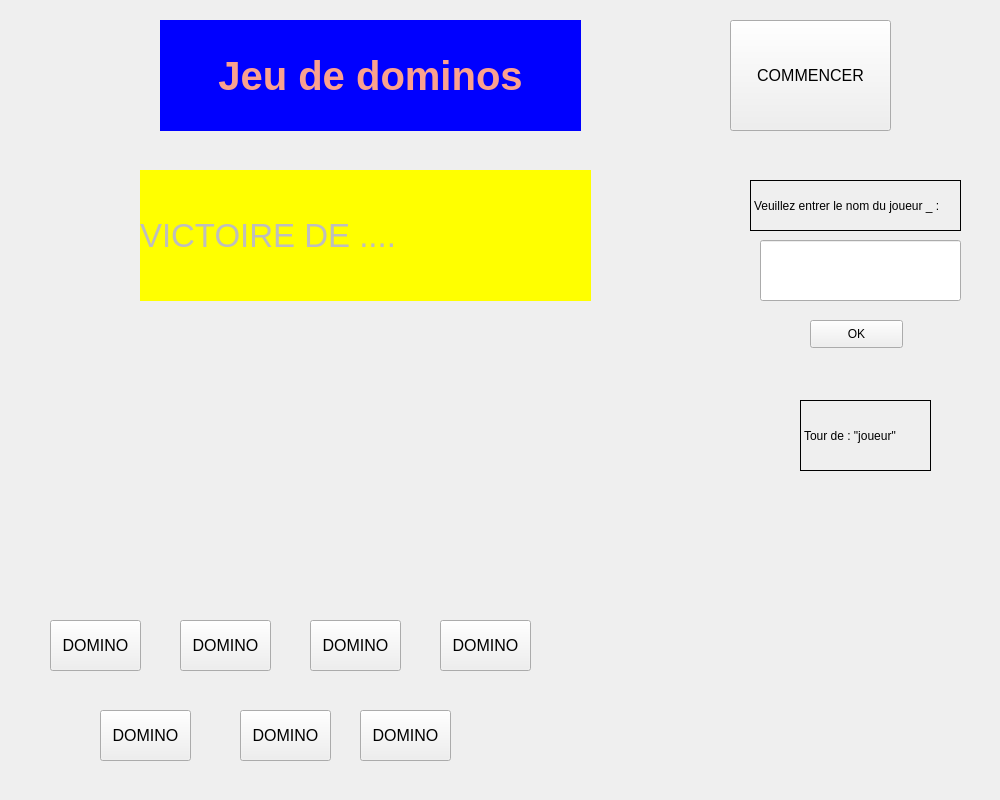
The window that Classes/UI_QtDesigner.ui (Dollim/PythonProject) describes before a commit, drawn with Qt 5.
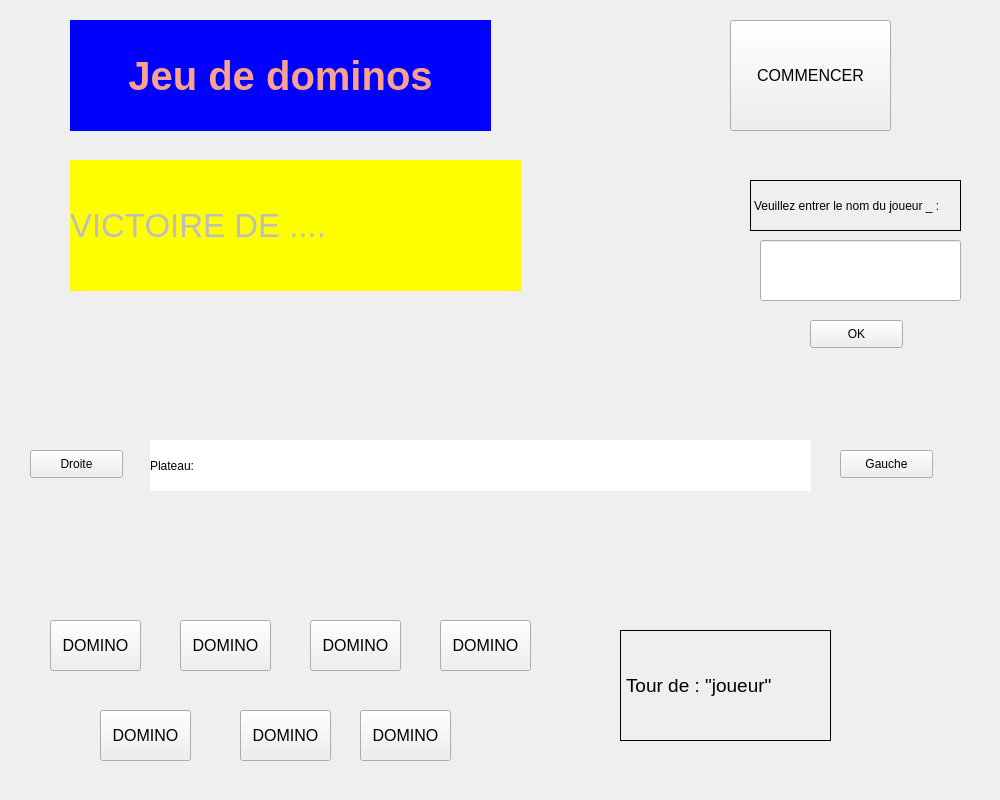
The same window after the commit.

Commit message: Debut de l'IHM dynamique

```diff
--- a/Classes/UI_QtDesigner.ui
+++ b/Classes/UI_QtDesigner.ui
@@ -16,13 +16,16 @@
   <property name="windowTitle">
    <string>Form</string>
   </property>
+  <property name="autoFillBackground">
+   <bool>false</bool>
+  </property>
   <property name="styleSheet">
    <string notr="true"/>
   </property>
   <widget class="QLabel" name="label_titre">
    <property name="geometry">
     <rect>
-     <x>160</x>
+     <x>70</x>
      <y>20</y>
      <width>421</width>
      <height>111</height>
@@ -240,12 +243,17 @@
   <widget class="QLabel" name="label">
    <property name="geometry">
     <rect>
-     <x>800</x>
-     <y>400</y>
-     <width>131</width>
-     <height>71</height>
+     <x>620</x>
+     <y>630</y>
+     <width>211</width>
+     <height>111</height>
     </rect>
    </property>
+   <property name="font">
+    <font>
+     <pointsize>14</pointsize>
+    </font>
+   </property>
    <property name="frameShape">
     <enum>QFrame::Box</enum>
    </property>
@@ -259,8 +267,8 @@
    </property>
    <property name="geometry">
     <rect>
-     <x>140</x>
-     <y>170</y>
+     <x>70</x>
+     <y>160</y>
      <width>451</width>
      <height>131</height>
     </rect>
@@ -277,6 +285,51 @@
     <string>VICTOIRE DE ....</string>
    </property>
   </widget>
+  <widget class="QLabel" name="label_plateau">
+   <property name="geometry">
+    <rect>
+     <x>150</x>
+     <y>440</y>
+     <width>661</width>
+     <height>51</height>
+    </rect>
+   </property>
+   <property name="autoFillBackground">
+    <bool>false</bool>
+   </property>
+   <property name="styleSheet">
+    <string notr="true">background:white</string>
+   </property>
+   <property name="text">
+    <string>Plateau: </string>
+   </property>
+  </widget>
+  <widget class="QPushButton" name="pushButton">
+   <property name="geometry">
+    <rect>
+     <x>30</x>
+     <y>450</y>
+     <width>93</width>
+     <height>28</height>
+    </rect>
+   </property>
+   <property name="text">
+    <string>Droite</string>
+   </property>
+  </widget>
+  <widget class="QPushButton" name="pushButton_2">
+   <property name="geometry">
+    <rect>
+     <x>840</x>
+     <y>450</y>
+     <width>93</width>
+     <height>28</height>
+    </rect>
+   </property>
+   <property name="text">
+    <string>Gauche</string>
+   </property>
+  </widget>
  </widget>
  <resources/>
  <connections/>
```
Left out of the diff: 22 changed lines with no effect on the pictures. The commit also changes 2 other files.
